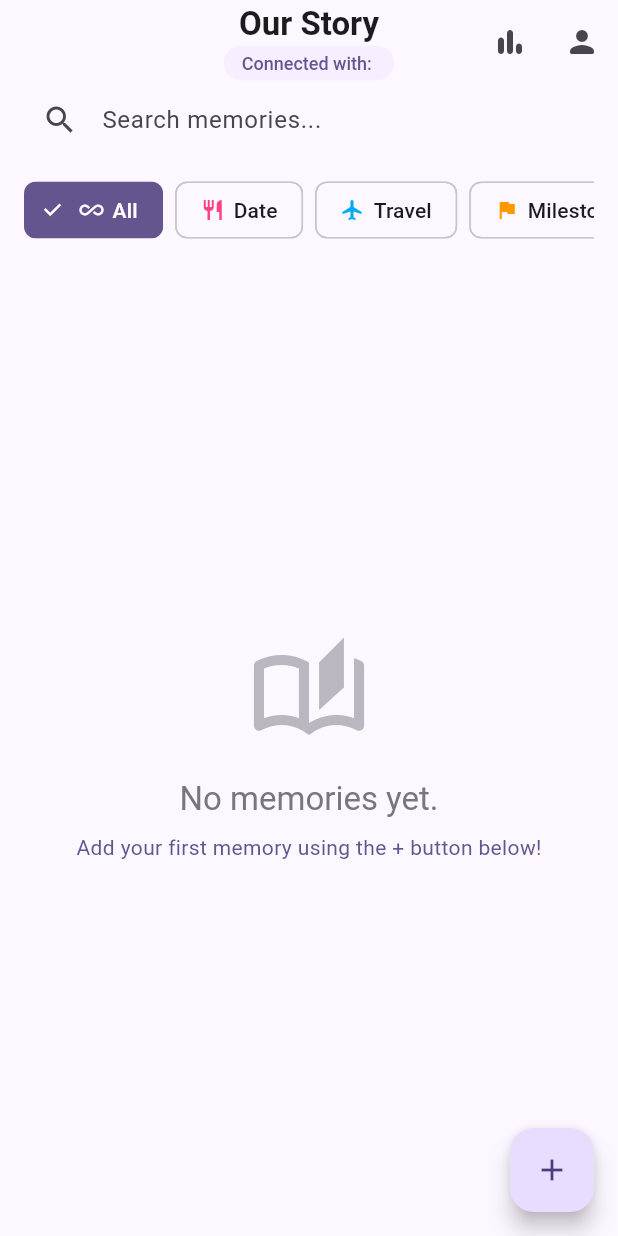
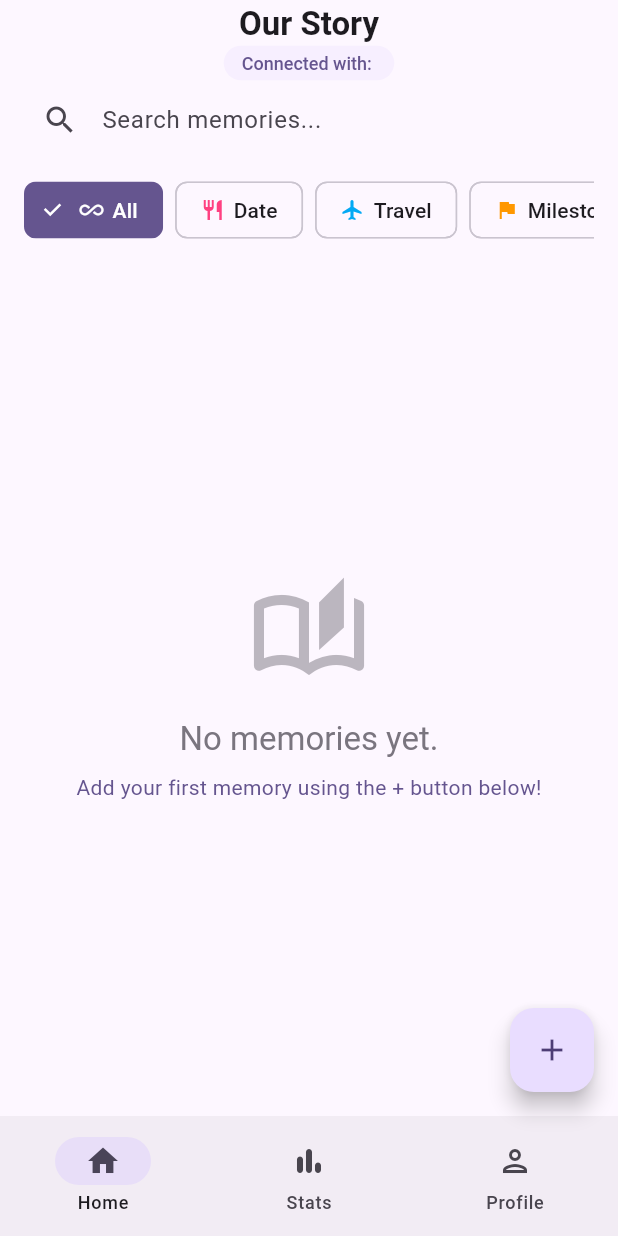
Before and after one commit to GonzhaI/couple-timeline-app, a Flutter app: the screen it shows once a user with an empty profile is signed in, on a phone screen of 412 x 824 dp. Run offline on Flutter 3.47's test engine with Material 3 defaults, Android fonts, the light colour scheme and no system bars; our stand-ins replace cloud_firestore, firebase_auth, firebase_core, shared_preferences; accounts and stored records are empty; generated files the repository leaves out were written again; network calls fail.

Commit message:
Feat: Mejora en la UI con barra de navegacion.

```diff
--- a/lib/auth_gate.dart
+++ b/lib/auth_gate.dart
@@ -1,7 +1,7 @@
 import 'package:flutter/material.dart';
+import 'package:couple_timeline/screens/main_screen.dart';
 import 'package:firebase_auth/firebase_auth.dart';
 import 'package:couple_timeline/screens/login_screen.dart';
-import 'package:couple_timeline/screens/home_screen.dart';
 
 class AuthGate extends StatelessWidget {
   const AuthGate({super.key});
@@ -19,7 +19,7 @@ class AuthGate extends StatelessWidget {
 
         // 2. User is logged in
         if (snapshot.hasData) {
-          return const HomeScreen();
+          return const MainScreen();
         }
 
         // 3. User is not logged in
--- a/lib/l10n/app_en.arb
+++ b/lib/l10n/app_en.arb
@@ -92,5 +92,11 @@
     "totalMemories": "Total Memories",
     "categoryBreakdown": "Category Breakdown",
     "firstMemoryDate": "First memory recorded",
-    "mostActiveCategory": "Favorite category"
+    "mostActiveCategory": "Favorite category",
+    "errorLoadingUser": "Error loading user",
+    "daysTogether": "Days Together",
+  "navHome": "Home",
+  "navStats": "Stats",
+  "navProfile": "Profile",
+  "noCoupleId": "No couple ID found"
 }
--- a/lib/l10n/app_localizations.dart
+++ b/lib/l10n/app_localizations.dart
@@ -661,6 +661,42 @@ abstract class AppLocalizations {
   /// In es, this message translates to:
   /// **'Categoría favorita'**
   String get mostActiveCategory;
+
+  /// No description provided for @errorLoadingUser.
+  ///
+  /// In es, this message translates to:
+  /// **'Error cargando usuario'**
+  String get errorLoadingUser;
+
+  /// No description provided for @daysTogether.
+  ///
+  /// In es, this message translates to:
+  /// **'Días Juntos'**
+  String get daysTogether;
+
+  /// No description provided for @navHome.
+  ///
+  /// In es, this message translates to:
+  /// **'Inicio'**
+  String get navHome;
+
+  /// No description provided for @navStats.
+  ///
+  /// In es, this message translates to:
+  /// **'Estadísticas'**
+  String get navStats;
+
+  /// No description provided for @navProfile.
+  ///
+  /// In es, this message translates to:
+  /// **'Perfil'**
+  String get navProfile;
+
+  /// No description provided for @noCoupleId.
+  ///
+  /// In es, this message translates to:
+  /// **'ID de la pareja no encontrado'**
+  String get noCoupleId;
 }
 
 class _AppLocalizationsDelegate
--- a/lib/l10n/app_localizations_en.dart
+++ b/lib/l10n/app_localizations_en.dart
@@ -292,4 +292,22 @@ class AppLocalizationsEn extends AppLocalizations {
 
   @override
   String get mostActiveCategory => 'Favorite category';
+
+  @override
+  String get errorLoadingUser => 'Error loading user';
+
+  @override
+  String get daysTogether => 'Days Together';
+
+  @override
+  String get navHome => 'Home';
+
+  @override
+  String get navStats => 'Stats';
+
+  @override
+  String get navProfile => 'Profile';
+
+  @override
+  String get noCoupleId => 'No couple ID found';
 }
--- a/lib/screens/home_screen.dart
+++ b/lib/screens/home_screen.dart
@@ -1,21 +1,16 @@
 import 'package:couple_timeline/services/database_service.dart';
 import 'package:couple_timeline/widgets/days_counter.dart';
-import 'package:firebase_auth/firebase_auth.dart';
-import 'package:flutter/foundation.dart';
 import 'package:flutter/material.dart';
 import 'package:couple_timeline/l10n/app_localizations.dart';
 import 'package:cloud_firestore/cloud_firestore.dart';
-import 'package:couple_timeline/screens/pairing_screen.dart';
-import 'package:couple_timeline/screens/add_memory_screen.dart';
 import 'package:couple_timeline/widgets/memory_card.dart';
 import 'package:couple_timeline/utils/memory_categories.dart';
 import 'dart:async';
 import 'package:couple_timeline/widgets/partner_name.dart';
-import 'package:couple_timeline/screens/profile_screen.dart';
-import 'package:couple_timeline/screens/stats_screen.dart';
 
 class HomeScreen extends StatefulWidget {
-  const HomeScreen({super.key});
+  final bool isEmbedded;
+  const HomeScreen({super.key, this.isEmbedded = false});
 
   @override
   State<HomeScreen> createState() => _HomeScreenState();
@@ -73,28 +68,17 @@ class _HomeScreenState extends State<HomeScreen> {
 
         final userData = snapshot.data!.data() as Map<String, dynamic>;
         final String? coupleId = userData['coupleId'];
-        final String inviteCode = userData['inviteCode'] ?? '---';
 
         // If not paired, show pairing screen
         if (coupleId == null) {
-          return Scaffold(
-            appBar: AppBar(
-              title: Text(l10n.homeTitle),
-              actions: [
-                IconButton(
-                  icon: const Icon(Icons.logout_rounded),
-                  onPressed: () => FirebaseAuth.instance.signOut(),
-                ),
-              ],
-            ),
-            body: PairingScreen(myInviteCode: inviteCode),
-          );
+          return Center(child: Text(l10n.noCoupleId));
         }
 
         // If paired, show home screen with memories
         return Scaffold(
           appBar: AppBar(
             centerTitle: true,
+            automaticallyImplyLeading: !widget.isEmbedded,
             title: Column(
               children: [
                 Text(
@@ -105,33 +89,6 @@ class _HomeScreenState extends State<HomeScreen> {
                 PartnerName(coupleId: coupleId),
               ],
             ),
-            actions: [
-              // Statistics Button
-              IconButton(
-                icon: const Icon(Icons.bar_chart_rounded),
-                onPressed: () {
-                  Navigator.push(
-                    context,
-                    MaterialPageRoute(
-                      builder: (context) => StatsScreen(coupleId: coupleId!),
-                    ),
-                  );
-                },
-              ),
-              // Profile Button
-              IconButton(
-                icon: const Icon(Icons.person_rounded),
-                onPressed: () {
-                  // Navigate to profile screen
-                  Navigator.push(
-                    context,
-                    MaterialPageRoute(
-                      builder: (context) => const ProfileScreen(),
-                    ),
-                  );
-                },
-              ),
-            ],
           ),
           body: Column(
             children: [
@@ -337,12 +294,9 @@ class _HomeScreenState extends State<HomeScreen> {
                         }
 
                         final memoryDoc = filteredMemories[index - 1];
-                        final memoryData =
-                            memoryDoc.data() as Map<String, dynamic>;
-
                         return MemoryCard(
                           memoryId: memoryDoc.id,
-                          data: memoryData,
+                          data: memoryDoc.data() as Map<String, dynamic>,
                         );
                       },
                     );
@@ -350,18 +304,6 @@ class _HomeScreenState extends State<HomeScreen> {
                 ),
               ),
             ],
-          ),
-          // Floating action button to add new memory
-          floatingActionButton: FloatingActionButton(
-            onPressed: () {
-              Navigator.push(
-                context,
-                MaterialPageRoute(
-                  builder: (context) => AddMemoryScreen(coupleId: coupleId),
-                ),
-              );
-            },
-            child: const Icon(Icons.add),
           ),
         );
       },
--- /dev/null
+++ b/lib/screens/main_screen.dart
@@ -0,0 +1,145 @@
+import 'package:cloud_firestore/cloud_firestore.dart';
+import 'package:couple_timeline/screens/add_memory_screen.dart';
+import 'package:couple_timeline/screens/home_screen.dart';
+import 'package:couple_timeline/screens/pairing_screen.dart';
+import 'package:couple_timeline/screens/profile_screen.dart';
+import 'package:couple_timeline/screens/stats_screen.dart';
+import 'package:couple_timeline/services/database_service.dart';
+import 'package:couple_timeline/l10n/app_localizations.dart';
+import 'package:flutter/material.dart';
+
+class MainScreen extends StatelessWidget {
+  const MainScreen({super.key});
+
+  @override
+  Widget build(BuildContext context) {
+    final l10n = AppLocalizations.of(context)!;
+
+    return StreamBuilder(
+      stream: DatabaseService().getUserStream(),
+      builder: (context, snapshot) {
+        if (snapshot.connectionState == ConnectionState.waiting) {
+          return const Scaffold(
+            body: Center(child: CircularProgressIndicator()),
+          );
+        }
+
+        if (!snapshot.hasData || !snapshot.data!.exists) {
+          return Scaffold(body: Center(child: Text(l10n.errorLoadingUser)));
+        }
+
+        final userData = snapshot.data!.data() as Map<String, dynamic>;
+        final String? coupleId = userData['coupleId'];
+
+        // If not paired
+        if (coupleId == null) {
+          return PairingScreen(myInviteCode: userData['inviteCode'] ?? '---');
+        }
+
+        // If paired
+        return MainContent(coupleId: coupleId);
+      },
+    );
+  }
+}
+
+class MainContent extends StatefulWidget {
+  final String coupleId;
+  const MainContent({super.key, required this.coupleId});
+
+  @override
+  State<MainContent> createState() => _MainContentState();
+}
+
+class _MainContentState extends State<MainContent> {
+  int _selectedIndex = 0;
+  late PageController _pageController;
+
+  @override
+  void initState() {
+    super.initState();
+    _pageController = PageController();
+  }
+
+  @override
+  void dispose() {
+    _pageController.dispose();
+    super.dispose();
+  }
+
+  void _onItemTapped(int index) {
+    setState(() {
+      _selectedIndex = index;
+    });
+    _pageController.animateToPage(
+      index,
+      duration: const Duration(milliseconds: 300),
+      curve: Curves.easeOut,
+    );
+  }
+
+  void _onPageChanged(int index) {
+    setState(() {
+      _selectedIndex = index;
+    });
+  }
+
+  @override
+  Widget build(BuildContext context) {
+    final l10n = AppLocalizations.of(context)!;
+
+    return Scaffold(
+      body: PageView(
+        controller: _pageController,
+        onPageChanged: _onPageChanged,
+        physics: const BouncingScrollPhysics(),
+        children: [
+          // Screen 0: Home
+          HomeScreen(isEmbedded: true),
+          // Screen 1: Statistics
+          StatsScreen(coupleId: widget.coupleId),
+          // Screen 2: Profile
+          const ProfileScreen(),
+        ],
+      ),
+
+      // FAB only in Home
+      floatingActionButton: _selectedIndex == 0
+          ? FloatingActionButton(
+              onPressed: () {
+                Navigator.push(
+                  context,
+                  MaterialPageRoute(
+                    builder: (context) =>
+                        AddMemoryScreen(coupleId: widget.coupleId),
+                  ),
+                );
+              },
+              child: const Icon(Icons.add),
+            )
+          : null,
+
+      // Bottom Bar
+      bottomNavigationBar: NavigationBar(
+        selectedIndex: _selectedIndex,
+        onDestinationSelected: _onItemTapped,
+        destinations: [
+          NavigationDestination(
+            icon: const Icon(Icons.home_outlined),
+            selectedIcon: const Icon(Icons.home),
+            label: l10n.navHome ?? 'Error',
+          ),
+          NavigationDestination(
+            icon: const Icon(Icons.bar_chart_rounded),
+            label: l10n.navStats ?? "Error",
+          ),
+          NavigationDestination(
+            icon: const Icon(Icons.person_outlined),
+            selectedIcon: const Icon(Icons.person),
+            label: l10n.navProfile ?? "Error",
+          ),
+        ],
+      ),
+    );
+  }
+}
```
Also changed, not shown: lib/l10n/app_es.arb (+7 -1 lines), lib/l10n/app_localizations_es.dart (+18 -0 lines), lib/widgets/days_counter.dart (+33 -7 lines).
